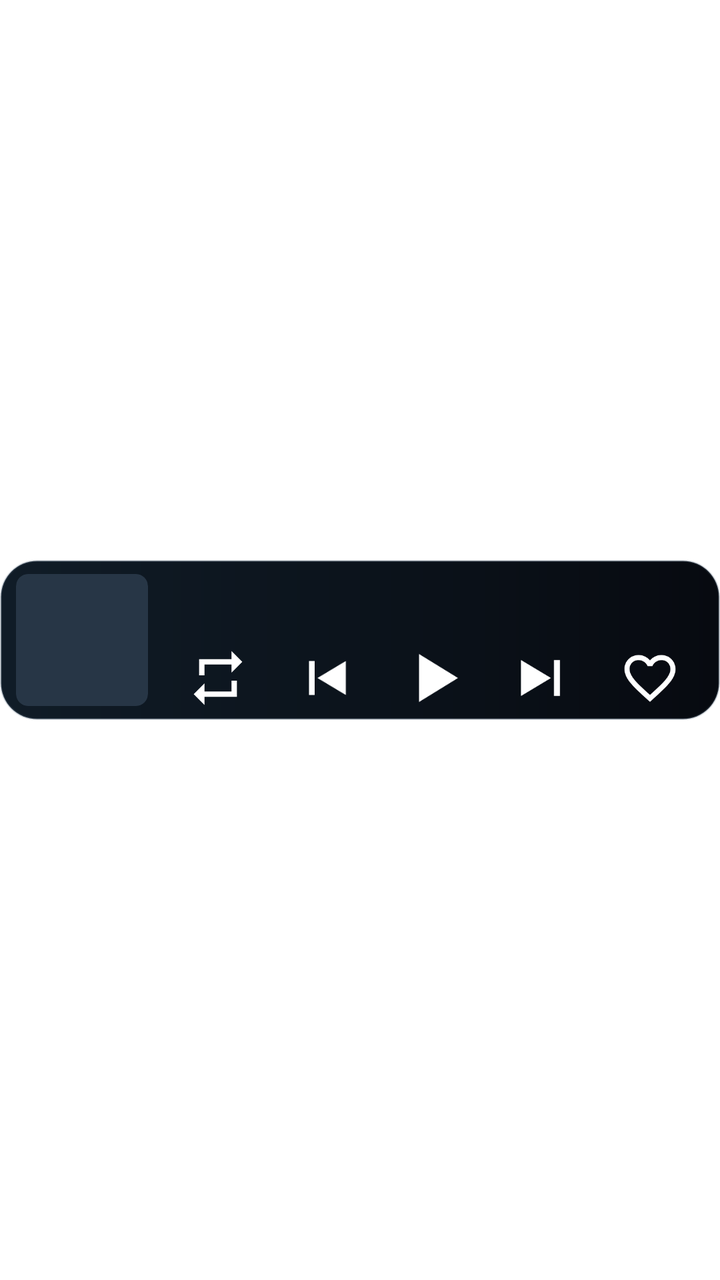
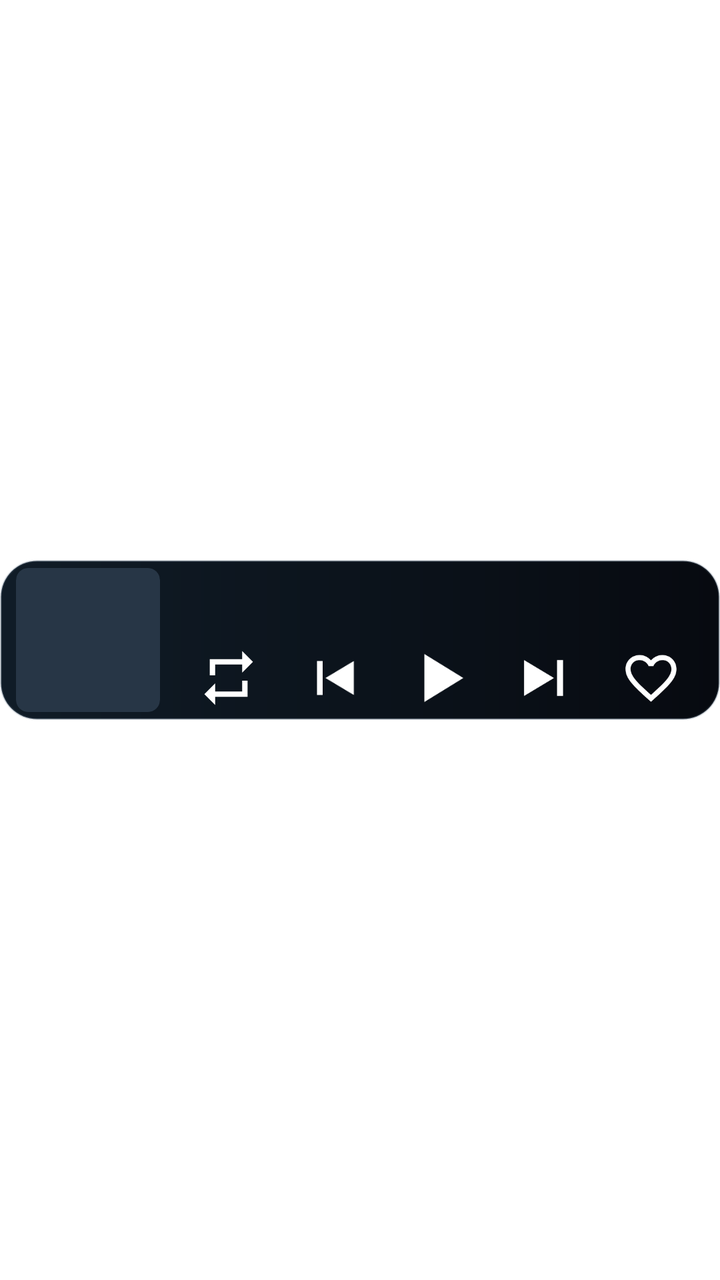

An Android layout rendered at two revisions. The XML below is the earlier revision; the diff shows what the commit changed to produce the second picture.
<!-- AndroidManifest.xml: fallback theme Theme.MaterialComponents.DayNight.NoActionBar -->
<!-- res/layout/bstream_music_widget_compact.xml -->
<?xml version="1.0" encoding="utf-8"?>
<FrameLayout xmlns:android="http://schemas.android.com/apk/res/android"
    android:layout_width="match_parent"
    android:layout_height="match_parent"
    android:background="@android:color/transparent">

    <FrameLayout
        android:id="@+id/widget_surface"
        android:layout_width="match_parent"
        android:layout_height="80dp"
        android:layout_gravity="center_vertical"
        android:background="@drawable/bstream_widget_background">

    <include
        layout="@layout/bstream_widget_backdrop_crossfade"
        android:layout_width="match_parent"
        android:layout_height="match_parent" />

    <LinearLayout
        android:id="@+id/widget_card"
        android:layout_width="match_parent"
        android:layout_height="match_parent"
        android:gravity="center_vertical"
        android:orientation="horizontal"
        android:paddingHorizontal="8dp"
        android:paddingTop="0dp"
        android:paddingBottom="0dp">

        <include
            layout="@layout/bstream_widget_artwork_crossfade"
            android:layout_width="66dp"
            android:layout_height="66dp" />

        <LinearLayout
            android:layout_width="0dp"
            android:layout_height="match_parent"
            android:layout_marginStart="8dp"
            android:layout_weight="1"
            android:orientation="vertical">

            <TextView
                android:id="@+id/widget_title"
                android:layout_width="match_parent"
                android:layout_height="wrap_content"
                android:ellipsize="end"
                android:fontFamily="sans-serif-medium"
                android:layout_marginTop="7dp"
                android:maxLines="1"
                android:textColor="#FFFFFFFF"
                android:textSize="15sp" />

            <TextView
                android:id="@+id/widget_artist"
                android:layout_width="match_parent"
                android:layout_height="0dp"
                android:visibility="gone" />

            <FrameLayout
                android:layout_width="1dp"
                android:layout_height="0dp"
                android:layout_weight="1" />

            <LinearLayout
                android:layout_width="match_parent"
                android:layout_height="42dp"
                android:gravity="center"
                android:orientation="horizontal">

                <ImageView
                    android:id="@+id/widget_repeat"
                    android:layout_width="0dp"
                    android:layout_height="36dp"
                    android:layout_weight="1"
                    android:background="@android:color/transparent"
                    android:contentDescription="@string/widget_repeat"
                    android:padding="0dp"
                    android:src="@drawable/bstream_widget_repeat"
                    android:scaleType="fitCenter"
                    android:tint="#FFFFFFFF" />

                <ImageView
                    android:id="@+id/widget_previous"
                    android:layout_width="0dp"
                    android:layout_height="36dp"
                    android:layout_weight="1"
                    android:background="@android:color/transparent"
                    android:contentDescription="@string/widget_previous"
                    android:padding="1dp"
                    android:src="@drawable/bstream_widget_previous"
                    android:scaleType="fitCenter"
                    android:tint="#FFFFFFFF" />

                <ImageView
                    android:id="@+id/widget_play_pause"
                    android:layout_width="0dp"
                    android:layout_height="36dp"
                    android:layout_weight="1"
                    android:background="@android:color/transparent"
                    android:contentDescription="@string/widget_play_pause"
                    android:padding="0dp"
                    android:src="@drawable/bstream_widget_play"
                    android:scaleType="fitCenter"
                    android:tint="#FFFFFFFF" />

                <ImageView
                    android:id="@+id/widget_next"
                    android:layout_width="0dp"
                    android:layout_height="36dp"
                    android:layout_weight="1"
                    android:background="@android:color/transparent"
                    android:contentDescription="@string/widget_next"
                    android:padding="0dp"
                    android:src="@drawable/bstream_widget_next"
                    android:scaleType="fitCenter"
                    android:tint="#FFFFFFFF" />

                <ImageView
                    android:id="@+id/widget_favorite"
                    android:layout_width="0dp"
                    android:layout_height="36dp"
                    android:layout_weight="1"
                    android:background="@android:color/transparent"
                    android:contentDescription="@string/widget_favorite"
                    android:padding="1dp"
                    android:src="@drawable/bstream_widget_heart_outline"
                    android:scaleType="fitCenter"
                    android:tint="#FFFFFFFF" />
            </LinearLayout>
        </LinearLayout>
    </LinearLayout>
    </FrameLayout>
</FrameLayout>
<!-- res/layout/bstream_widget_backdrop_crossfade.xml (included above) -->
<?xml version="1.0" encoding="utf-8"?>
<ViewFlipper xmlns:android="http://schemas.android.com/apk/res/android"
    android:id="@+id/widget_backdrop"
    android:layout_width="match_parent"
    android:layout_height="match_parent"
    android:animateFirstView="true"
    android:autoStart="false"
    android:background="@drawable/bstream_widget_clip_outline"
    android:clipToOutline="true"
    android:contentDescription="@null"
    android:inAnimation="@anim/bstream_widget_fade_in"
    android:outAnimation="@anim/bstream_widget_fade_out">

    <ImageView
        android:id="@+id/widget_backdrop_first"
        android:layout_width="match_parent"
        android:layout_height="match_parent"
        android:contentDescription="@null"
        android:scaleType="fitXY" />

    <ImageView
        android:id="@+id/widget_backdrop_second"
        android:layout_width="match_parent"
        android:layout_height="match_parent"
        android:contentDescription="@null"
        android:scaleType="fitXY" />
</ViewFlipper>
<!-- res/layout/bstream_widget_artwork_crossfade.xml (included above) -->
<?xml version="1.0" encoding="utf-8"?>
<ViewFlipper xmlns:android="http://schemas.android.com/apk/res/android"
    android:id="@+id/widget_artwork"
    android:layout_width="match_parent"
    android:layout_height="match_parent"
    android:animateFirstView="true"
    android:autoStart="false"
    android:background="@drawable/bstream_widget_artwork_background"
    android:clipToOutline="true"
    android:contentDescription="@string/widget_artwork_description"
    android:inAnimation="@anim/bstream_widget_fade_in"
    android:outAnimation="@anim/bstream_widget_fade_out">

    <ImageView
        android:id="@+id/widget_artwork_first"
        android:layout_width="match_parent"
        android:layout_height="match_parent"
        android:contentDescription="@null"
        android:scaleType="centerCrop" />

    <ImageView
        android:id="@+id/widget_artwork_second"
        android:layout_width="match_parent"
        android:layout_height="match_parent"
        android:contentDescription="@null"
        android:scaleType="centerCrop" />
</ViewFlipper>
<!-- resources referenced by this layout -->
<resources>
  <!-- drawable bstream_widget_artwork_background (drawable) -->
  <?xml version="1.0" encoding="utf-8"?>
  <shape xmlns:android="http://schemas.android.com/apk/res/android" android:shape="rectangle">
      <corners android:radius="6dp" />
      <solid android:color="#FF273646" />
  </shape>
  <!-- drawable bstream_widget_background (drawable) -->
  <?xml version="1.0" encoding="utf-8"?>
  <shape xmlns:android="http://schemas.android.com/apk/res/android" android:shape="rectangle">
      <corners android:radius="18dp" />
      <gradient android:angle="0" android:startColor="#FF101C27" android:endColor="#FF070A10" />
      <stroke android:width="1dp" android:color="#405E7182" />
  </shape>
  <!-- drawable bstream_widget_clip_outline (drawable) -->
  <?xml version="1.0" encoding="utf-8"?>
  <shape xmlns:android="http://schemas.android.com/apk/res/android" android:shape="rectangle">
      <corners android:radius="18dp" />
      <solid android:color="#00000000" />
  </shape>
  <!-- drawable bstream_widget_heart_outline (drawable) -->
  <vector xmlns:android="http://schemas.android.com/apk/res/android"
      android:width="32dp"
      android:height="32dp"
      android:viewportWidth="24"
      android:viewportHeight="24">
      <group android:pivotX="12" android:pivotY="12" android:scaleX="0.9" android:scaleY="0.9">
      <path
          android:fillColor="#FFFFFFFF"
          android:pathData="M16.5,3c-1.74,0 -3.41,0.81 -4.5,2.09C10.91,3.81 9.24,3 7.5,3 4.42,3 2,5.42 2,8.5c0,3.78 3.4,6.86 8.55,11.54L12,21.35l1.45,-1.32C18.6,15.36 22,12.28 22,8.5 22,5.42 19.58,3 16.5,3zM12.1,18.55l-0.1,0.1 -0.1,-0.1C7.14,14.24 4,11.39 4,8.5 4,6.5 5.5,5 7.5,5c1.54,0 3.04,0.99 3.57,2.36h1.87C13.46,5.99 14.96,5 16.5,5 18.5,5 20,6.5 20,8.5c0,2.89 -3.14,5.74 -7.9,10.05z" />
      </group>
  </vector>
  <!-- drawable bstream_widget_next (drawable) -->
  <vector xmlns:android="http://schemas.android.com/apk/res/android"
      android:width="32dp"
      android:height="32dp"
      android:viewportWidth="24"
      android:viewportHeight="24">
      <path
          android:fillColor="#FFFFFFFF"
          android:pathData="M16,6h2v12h-2zM5,6v12l10,-6z" />
  </vector>
  <!-- drawable bstream_widget_play (drawable) -->
  <vector xmlns:android="http://schemas.android.com/apk/res/android"
      android:width="32dp"
      android:height="32dp"
      android:viewportWidth="24"
      android:viewportHeight="24">
      <path
          android:fillColor="#FFFFFFFF"
          android:pathData="M7,4v16l13,-8z" />
  </vector>
  <!-- drawable bstream_widget_previous (drawable) -->
  <vector xmlns:android="http://schemas.android.com/apk/res/android"
      android:width="32dp"
      android:height="32dp"
      android:viewportWidth="24"
      android:viewportHeight="24">
      <path
          android:fillColor="#FFFFFFFF"
          android:pathData="M6,6h2v12H6zM19,6v12l-10,-6z" />
  </vector>
  <!-- drawable bstream_widget_repeat (drawable) -->
  <vector xmlns:android="http://schemas.android.com/apk/res/android"
      android:width="32dp"
      android:height="32dp"
      android:viewportWidth="24"
      android:viewportHeight="24">
      <group android:pivotX="12" android:pivotY="12" android:scaleX="0.9" android:scaleY="0.9">
      <path
          android:fillColor="#FFFFFFFF"
          android:pathData="M7,7h10v3l4,-4 -4,-4v3H5v6h2V7zM17,17H7v-3l-4,4 4,4v-3h12v-6h-2v4z" />
      </group>
  </vector>
  <string name="widget_artwork_description">Portada de la canción</string>
  <string name="widget_favorite">Favoritos</string>
  <string name="widget_next">Siguiente</string>
  <string name="widget_play_pause">Reproducir o pausar</string>
  <string name="widget_previous">Anterior</string>
  <string name="widget_repeat">Repetir</string>
</resources>

<!-- the commit's change to res/layout/bstream_music_widget_compact.xml (unified diff, before → after) -->
@@ -28,8 +28,8 @@
 
         <include
             layout="@layout/bstream_widget_artwork_crossfade"
-            android:layout_width="66dp"
-            android:layout_height="66dp" />
+            android:layout_width="72dp"
+            android:layout_height="72dp" />
 
         <LinearLayout
             android:layout_width="0dp"
@@ -44,7 +44,7 @@
                 android:layout_height="wrap_content"
                 android:ellipsize="end"
                 android:fontFamily="sans-serif-medium"
-                android:layout_marginTop="7dp"
+                android:layout_marginTop="4dp"
                 android:maxLines="1"
                 android:textColor="#FFFFFFFF"
                 android:textSize="15sp" />
